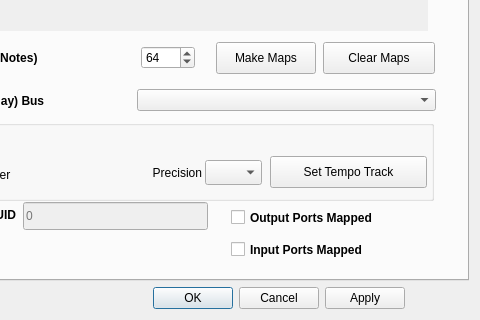
Old version of the form seq_qt5/forms/qseditoptions.ui in the repository ahlstromcj/seq66; both pictures show x 186 to 666 and y 347 to 667 of the 666 by 667 pixel window.
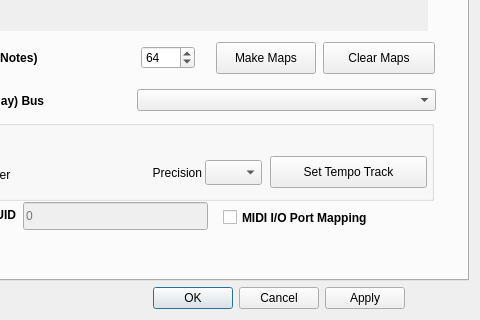
New version of the form. The open tabs and pages were chosen to show the change.

Commit message: Added code to display present-but-unavailable ports.

The edit to the form file:
```diff
--- a/seq_qt5/forms/qseditoptions.ui
+++ b/seq_qt5/forms/qseditoptions.ui
@@ -21,6 +21,7 @@
      </property>
      <property name="font">
       <font>
+       <weight>50</weight>
        <bold>false</bold>
       </font>
      </property>
@@ -271,14 +272,15 @@
        </property>
        <property name="geometry">
         <rect>
-         <x>404</x>
+         <x>396</x>
          <y>516</y>
-         <width>209</width>
+         <width>221</width>
          <height>23</height>
         </rect>
        </property>
        <property name="font">
         <font>
+         <weight>75</weight>
          <bold>true</bold>
         </font>
        </property>
@@ -286,7 +288,7 @@
         <string>If checked, the output port map was active.</string>
        </property>
        <property name="text">
-        <string>Output Ports Mapped</string>
+        <string>MIDI I/O Port Mapping</string>
        </property>
       </widget>
       <widget class="QLabel" name="portsClocksLabel">
@@ -429,27 +431,6 @@
         <string>Clear Maps</string>
        </property>
       </widget>
-      <widget class="QCheckBox" name="inPortsMappedCheck">
-       <property name="enabled">
-        <bool>true</bool>
-       </property>
-       <property name="geometry">
-        <rect>
-         <x>404</x>
-         <y>548</y>
-         <width>209</width>
-         <height>23</height>
-        </rect>
-       </property>
-       <property name="font">
-        <font>
-         <bold>true</bold>
-        </font>
-       </property>
-       <property name="text">
-        <string>Input Ports Mapped</string>
-       </property>
-      </widget>
      </widget>
      <widget class="QWidget" name="tabMidiInput">
       <property name="toolTip">
```
Left out of the diff: 68 changed lines with no effect on the pictures. The commit also changes 13 other files.
